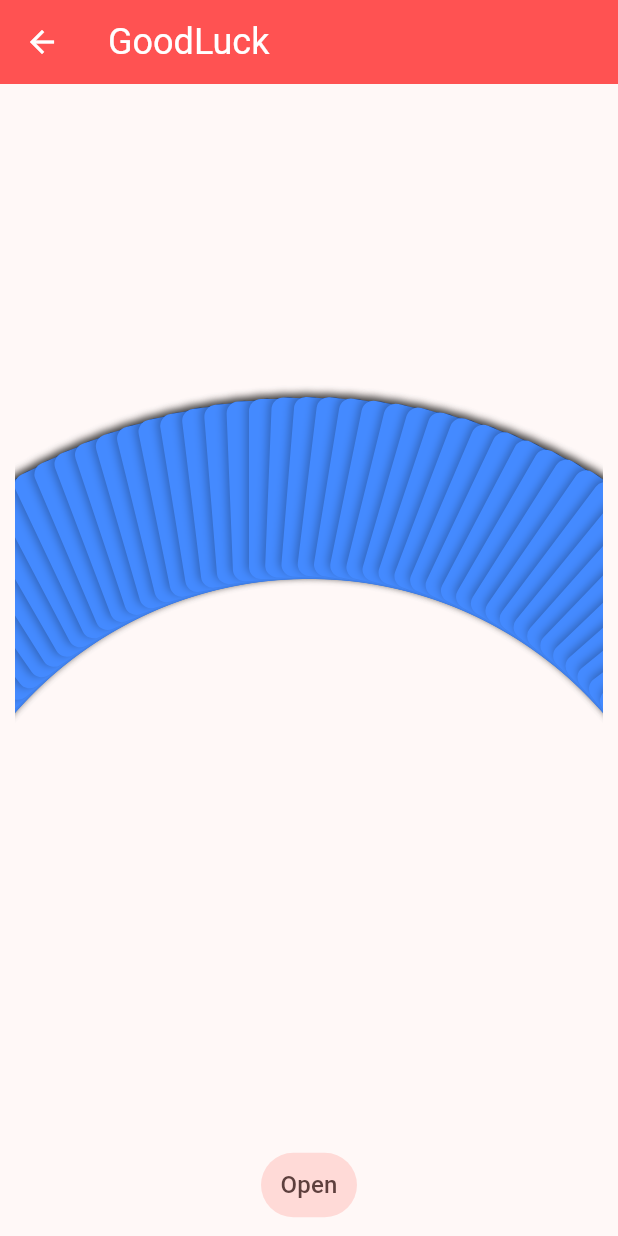
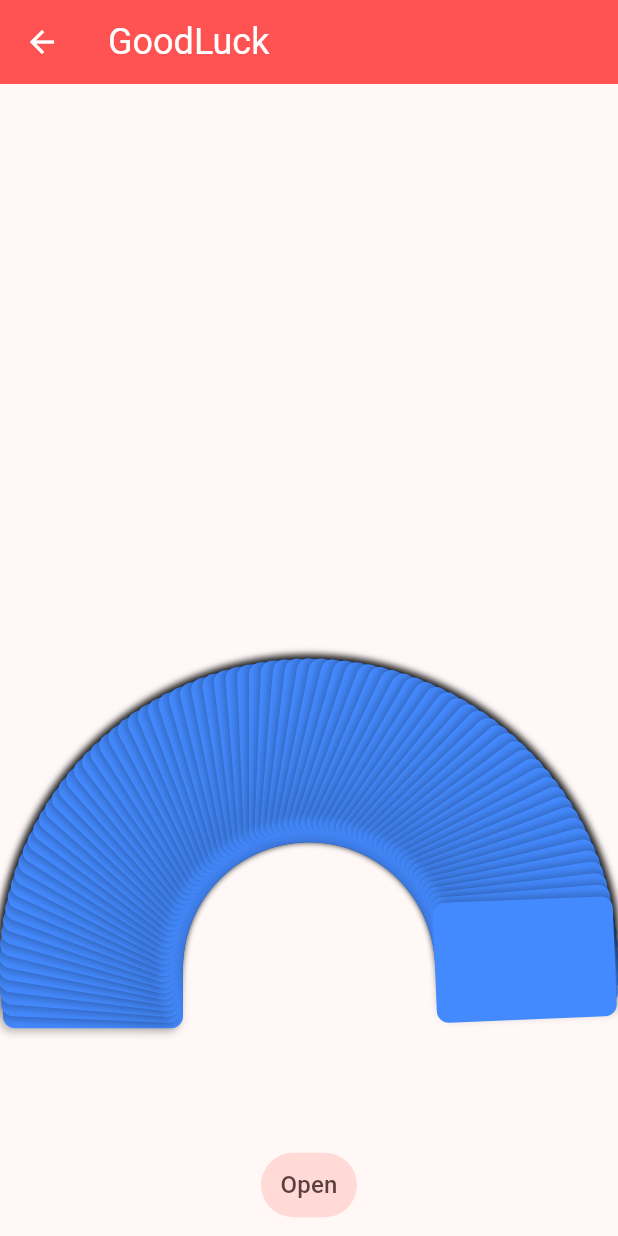
Before and after one commit to lertumpai/goodluck, a Flutter app: the GoodLuckPage screen opened directly, on a phone screen of 412 x 824 dp. Run offline on Flutter 3.47's test engine with Material 2 defaults, Android fonts, the phone set to English and light mode, and no system bars.

Commit message:
dynamic radius

```diff
--- a/lib/tarots/widgets/curveCard.dart
+++ b/lib/tarots/widgets/curveCard.dart
@@ -19,7 +19,7 @@ class CurvedCardDisplay extends StatefulWidget {
 class _CurvedCardDisplayState extends State<CurvedCardDisplay> with SingleTickerProviderStateMixin {
   late AnimationController _controller;
   final listTarot = genListTarotShuffle();
-  final double radius = 330;
+  // final double radius = 330;
   late double maxSelected = 0;
   Map<int, bool> selectedMapped = {};
   List<int> orderSelected = [];
@@ -76,6 +76,8 @@ class _CurvedCardDisplayState extends State<CurvedCardDisplay> with SingleTicker
   @override
   Widget build(BuildContext context) {
     double screenWidth = MediaQuery.of(context).size.width;
+    print('screenWidth: $screenWidth');
+    double radius = (screenWidth / 2) * 0.75;
 
     return Column(
       children: [
```
